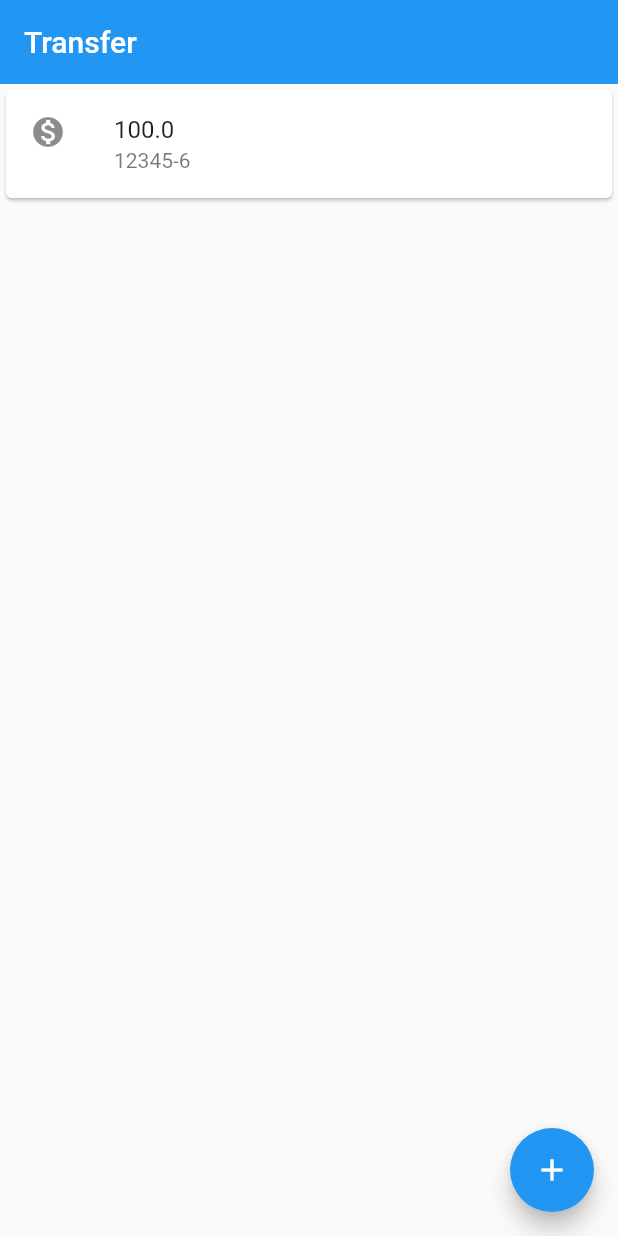
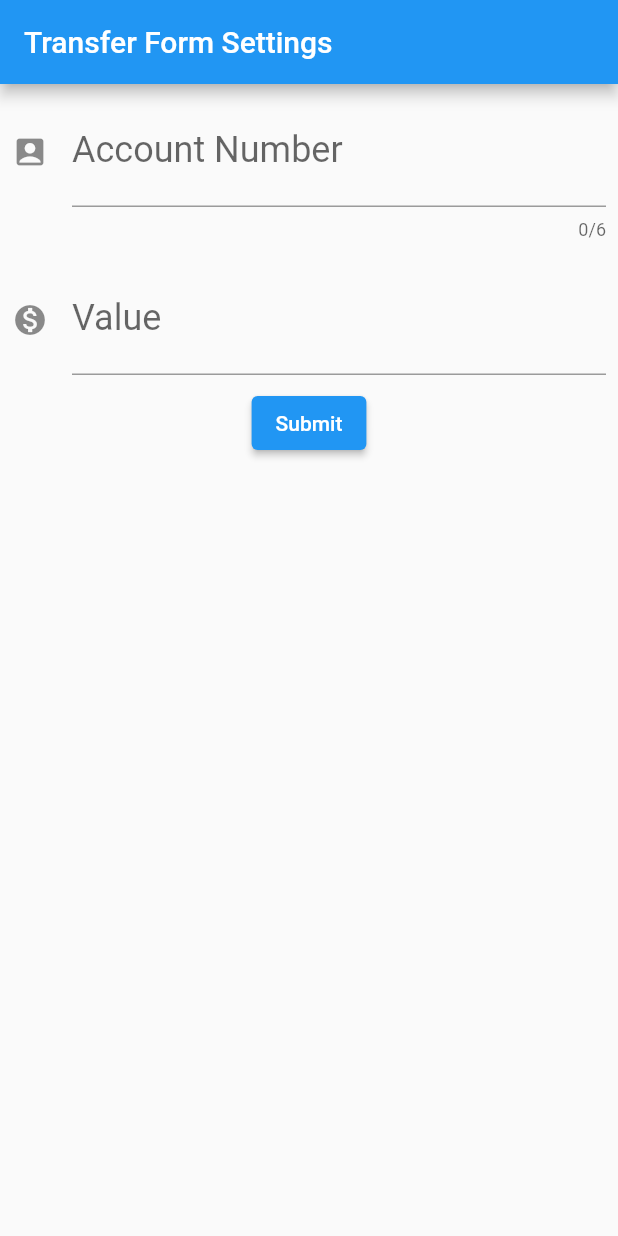
Before and after one commit to Endriw-Ventura/TransferApp, a Flutter app: the screen it shows after launch, on a phone screen of 412 x 824 dp. Run offline on Flutter 3.47's test engine with Material 2 defaults, Android fonts, the phone set to English and light mode, and no system bars.

Commit message:
second commit of the flutter experience

```diff
--- /dev/null
+++ b/lib/bytebank.dart
@@ -0,0 +1,16 @@
+import 'package:cursoflutter/trasfer_from.dart';
+import 'package:flutter/material.dart';
+
+class ByteBank extends StatelessWidget {
+  const ByteBank({Key? key}) : super(key: key);
+
+  @override
+  Widget build(BuildContext context) {
+    return MaterialApp(
+      debugShowCheckedModeBanner: false,
+      home: Scaffold(
+          body: TransferForm() //TransferList(),
+      ),
+    );
+  }
+}
--- a/lib/main.dart
+++ b/lib/main.dart
@@ -1,20 +1,6 @@
-import 'package:cursoflutter/transfer_list.dart';
 import 'package:flutter/material.dart';
-String valueMoney = '100.0';
-String accountNumber = '152465854-5';
-void main() => runApp(
-  MaterialApp(
-    debugShowCheckedModeBanner: false,
-      home: Scaffold(
-        appBar: AppBar(
-          elevation: 0.0,
-          title: Text('Transfer'),
-        ),
-        floatingActionButton: FloatingActionButton(
-          onPressed: () {  },
-          child: Icon(Icons.add),
-        ),
-        body: TransferList(),
-      ),
-  ),
-);
+
+import 'bytebank.dart';
+
+
+void main() => runApp(ByteBank());
--- a/lib/transfer.dart
+++ b/lib/transfer.dart
@@ -1,8 +1,8 @@
 
 class Transfer {
 
-  final String value;
-  final String accountNumber;
+  final double? value;
+  final int? accountNumber;
 
   Transfer(this.value, this.accountNumber);
 }
--- a/lib/transfer_item.dart
+++ b/lib/transfer_item.dart
@@ -12,8 +12,8 @@ Transfer _transfer;
     return Card(
       child: ListTile(
         leading: Icon(Icons.monetization_on),
-        title: Text(_transfer.value),
-        subtitle: Text(_transfer.accountNumber),
+        title: Text(_transfer.value.toString()),
+        subtitle: Text(_transfer.accountNumber.toString()),
       ),
     );
   }
--- a/lib/transfer_list.dart
+++ b/lib/transfer_list.dart
@@ -5,11 +5,21 @@ import 'package:flutter/material.dart';
 class TransferList extends StatelessWidget {
   @override
   Widget build(BuildContext context) {
-    return  Column(
-      children: [
-        TransferItem(Transfer('100.0', '12345-6'),
-        ),
-      ],
+    return Scaffold(
+      appBar: AppBar(
+        elevation: 0.0,
+        title: Text('Transfer'),
+      ),
+      body: Column(
+        children: [
+          TransferItem(Transfer(100.0, 125365),
+          ),
+        ],
+      ),
+      floatingActionButton: FloatingActionButton(
+        onPressed: () {},
+        child: Icon(Icons.add),
+      ),
     );
   }
 }
--- /dev/null
+++ b/lib/trasfer_from.dart
@@ -0,0 +1,61 @@
+import 'package:cursoflutter/transfer.dart';
+import 'package:flutter/material.dart';
+
+class TransferForm extends StatelessWidget{
+
+  final TextEditingController _controllerAccount = TextEditingController();
+  final TextEditingController _controllerValue = TextEditingController();
+
+  @override
+  Widget build(BuildContext context) {
+   return Scaffold(
+     appBar: AppBar(
+         title: Text('Transfer Form Settings'),
+     ),
+       body: Column(
+         children: [
+           Padding(
+             padding: const EdgeInsets.all(8.0),
+             child: TextField(
+               controller: _controllerAccount,
+               keyboardType: TextInputType.number,
+               maxLength: 6,
+               style: TextStyle(
+                 fontSize: 24
+               ),
+              decoration: InputDecoration(
+                icon: Icon(Icons.account_box_rounded),
+                labelText: 'Account Number',
+                hintText: '000000',
+              ),
+             ),
+           ),
+           Padding(
+             padding: const EdgeInsets.all(8.0),
+             child: TextField(
+               controller: _controllerValue,
+               keyboardType: TextInputType.number,
+               style: TextStyle(
+                   fontSize: 24
+               ),
+               decoration: InputDecoration(
+                 icon: Icon(Icons.monetization_on),
+                 labelText: 'Value',
+                 hintText: '00.00'
+               ),
+             ),
+           ),
+           ElevatedButton(
+             onPressed: (){
+               final double? value = double.tryParse(_controllerValue.text);
+               final int? account = int.tryParse(_controllerAccount.text);
+               if(value != null && account != null){
+                 Transfer(value, account);
+               }
+             }, child: Text('Submit'),
+           )
+         ],
+       ));
+  }
+
+}
```
